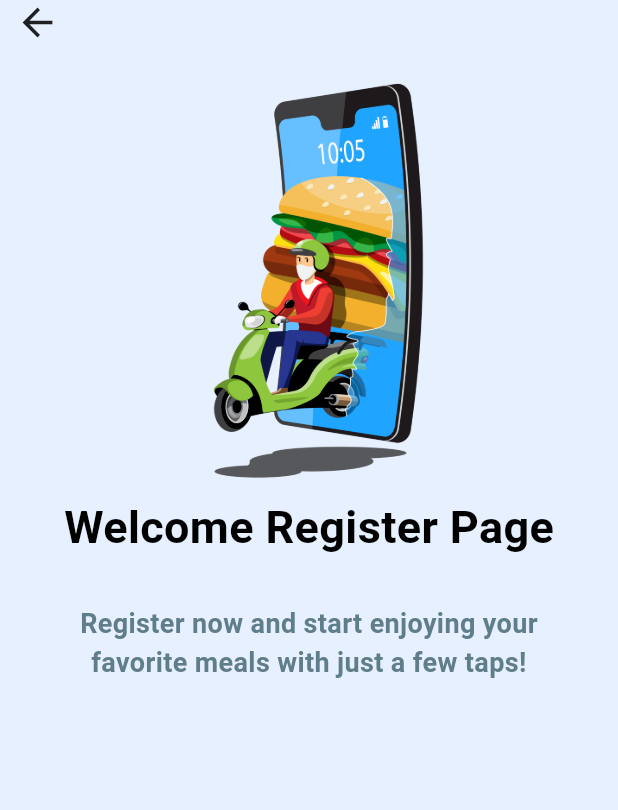
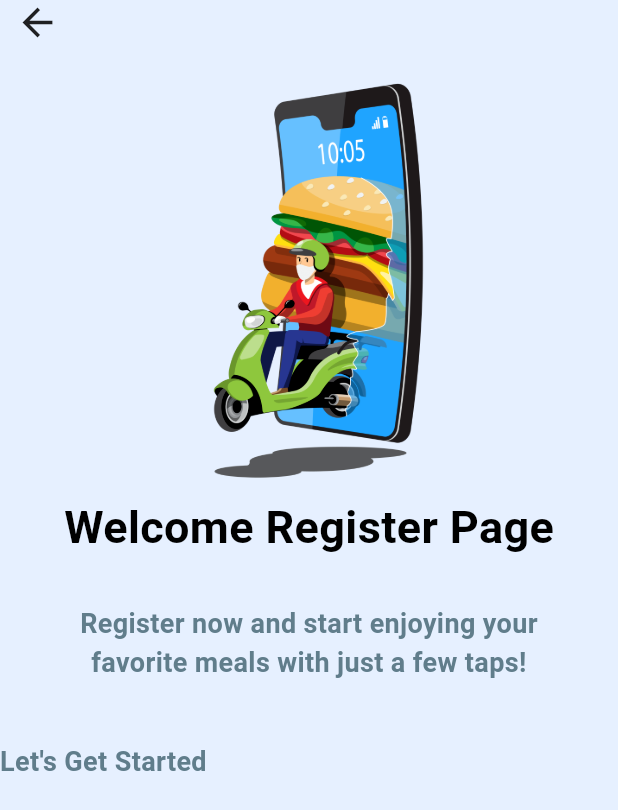
Before and after one commit to lixiuwen168-dev/flutter-cicd-project, a Flutter app: the RegisterPage screen opened directly, on a phone screen of 412 x 824 dp. Shown: the top 810 px of the screen. Run offline on Flutter 3.47's test engine with Material 3 defaults, Android fonts, the phone set to English and light mode, and no system bars; our stand-ins replace google_fonts; network calls fail.

Commit message:
test ci cd pipeline

```diff
--- a/lib/pages/onbaording/register_page.dart
+++ b/lib/pages/onbaording/register_page.dart
@@ -61,6 +61,15 @@ class _RegisterPage extends State<RegisterPage> {
               ),
             ),
             SizedBox(height: 40),
+            Text(
+              textAlign: TextAlign.center,
+              "Let's Get Started",
+              style: TextStyle(
+                color: Colors.blueGrey,
+                fontSize: 18,
+                fontWeight: FontWeight.bold,
+              ),
+            ),
           ],
         ),
       ),
```
